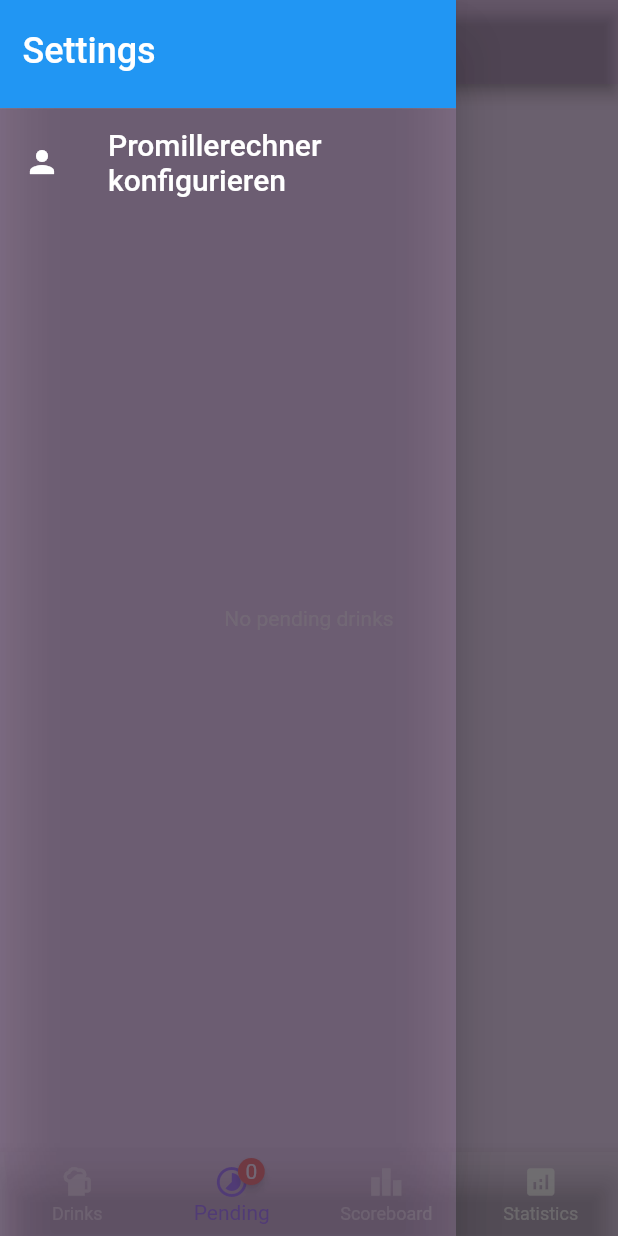
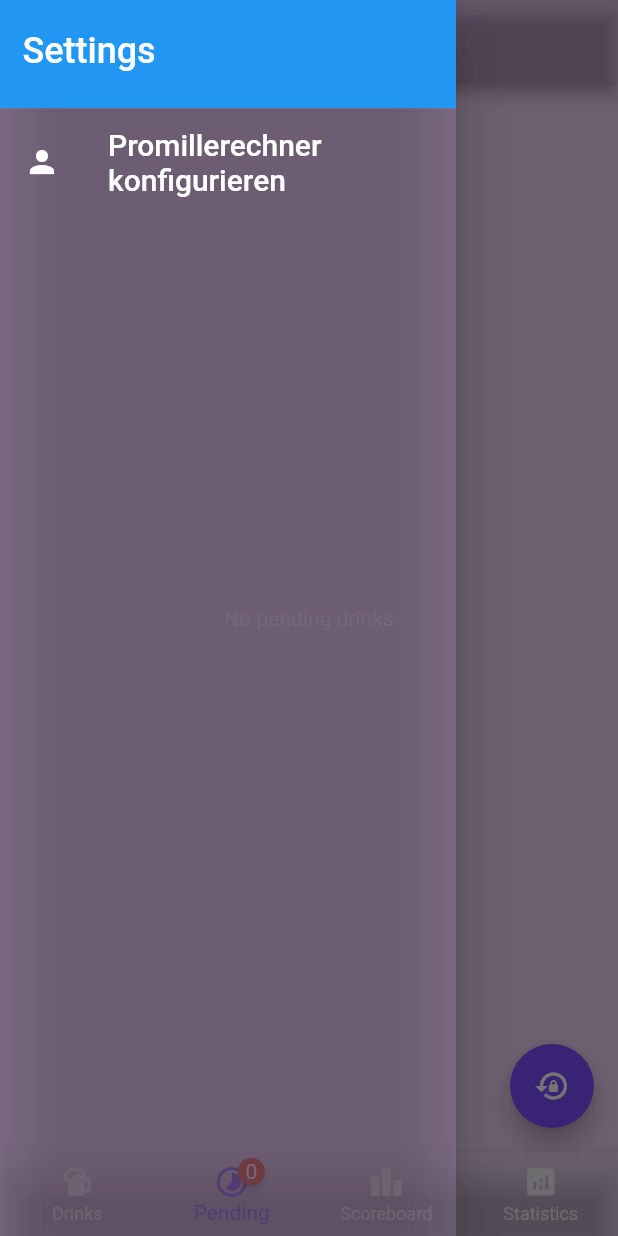
Before and after one commit to Blauben/competitive_sauf_tracker, a Flutter app: the screen it shows after launch, item 2 of the bottom bar chosen, with the side drawer open, on a phone screen of 412 x 824 dp. Run offline on Flutter 3.47's test engine with Material 2 defaults, Android fonts, the phone set to English and light mode, and no system bars; drawn by our look-alikes of badges; our stand-ins replace bloc, flutter_bloc, sqflite; accounts and stored records are empty.

Commit message:
Changed Theme

```diff
--- a/lib/main.dart
+++ b/lib/main.dart
@@ -23,12 +23,12 @@ class MyApp extends StatelessWidget {
     return MaterialApp(
       title: "Sauf App",
       theme: ThemeData.from(
-          colorScheme: ColorScheme(
+          colorScheme: const ColorScheme(
             brightness: Brightness.dark,
             primary: Color(0x2D033B),
-            onPrimary: Colors.purple,
+            onPrimary: Colors.white,
             secondary: Color.fromRGBO(0x7c, 0x4d, 0xff, 1),
-            onSecondary: Color.fromRGBO(0x7c, 0x4d, 0xff, 1),
+            onSecondary: Colors.white,
             error: Colors.red,
             onError: Colors.red,
             background: Color.fromARGB(255, 32, 33, 36),
--- a/lib/main_features/pending_drinks/body/pending_drinks.dart
+++ b/lib/main_features/pending_drinks/body/pending_drinks.dart
@@ -2,6 +2,8 @@ import 'package:flutter/material.dart';
 import 'package:flutter_bloc/flutter_bloc.dart';
 import 'package:sauf_tracker/main_features/pending_drinks/providers/pending_drinks_cubit.dart';
 import 'package:sauf_tracker/main_features/pending_drinks/widgets/pending_drinks_card.dart';
+import 'package:sauf_tracker/util_features/cache/repository/cache.dart';
+import 'package:sauf_tracker/util_features/persistence.dart';
 
 class PendingDrinksBody extends StatelessWidget {
   const PendingDrinksBody({Key? key}) : super(key: key);
@@ -11,6 +13,11 @@ class PendingDrinksBody extends StatelessWidget {
     return Scaffold(
       appBar: AppBar(
         title: const Text("Pending drinks"),
+      ),
+      floatingActionButton: FloatingActionButton(
+        onPressed: () {  PersistenceLayer.resetDatabase();},
+        child: const Icon(Icons.lock_reset,),
+
       ),
       body: const _PendingDrinkListView(),
     );
@@ -34,7 +41,7 @@ class _PendingDrinkListView extends StatelessWidget {
           children: [
             ExpansionTile(
               initiallyExpanded: true,
-              title: Text(
+              title: const Text(
                 "Pending",
                 style: TextStyle(fontSize: 20),
               ),
@@ -42,12 +49,12 @@ class _PendingDrinkListView extends StatelessWidget {
               children: [
                 ListView.builder(
                   shrinkWrap: true,
-                  physics: NeverScrollableScrollPhysics(),
+                  physics: const NeverScrollableScrollPhysics(),
                   itemCount: state.pendingDrinks.length,
                   itemBuilder: (context, index) {
                     return Container(
                       height: 220,
-                      margin: EdgeInsets.only(left: 15, right: 15),
+                      margin: const EdgeInsets.only(left: 15, right: 15),
                       child: PendingDrinkCard(
                           pendingDrink: state.pendingDrinks[index]),
                     );
@@ -65,7 +72,7 @@ class _PendingDrinkListView extends StatelessWidget {
               children: [
                 AnimatedList(
                   shrinkWrap: true,
-                  physics: NeverScrollableScrollPhysics(),
+                  physics: const NeverScrollableScrollPhysics(),
                   initialItemCount: state.pendingDrinks.length,
                   itemBuilder: (context, index, an) {
                     return const Placeholder();
```
